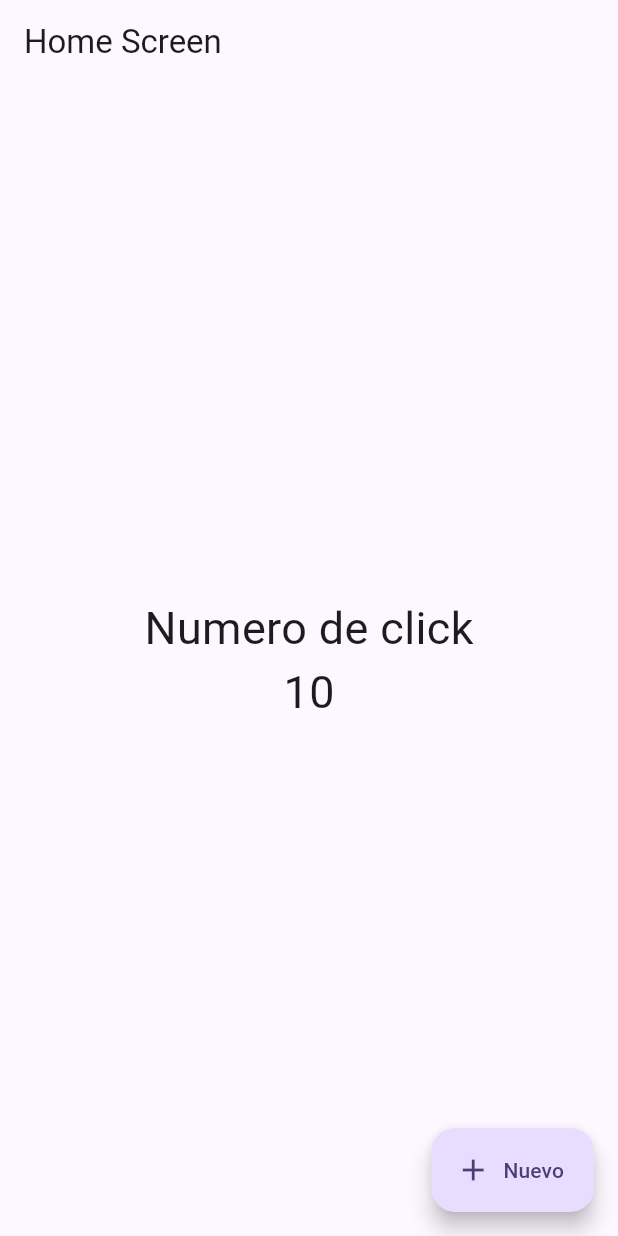
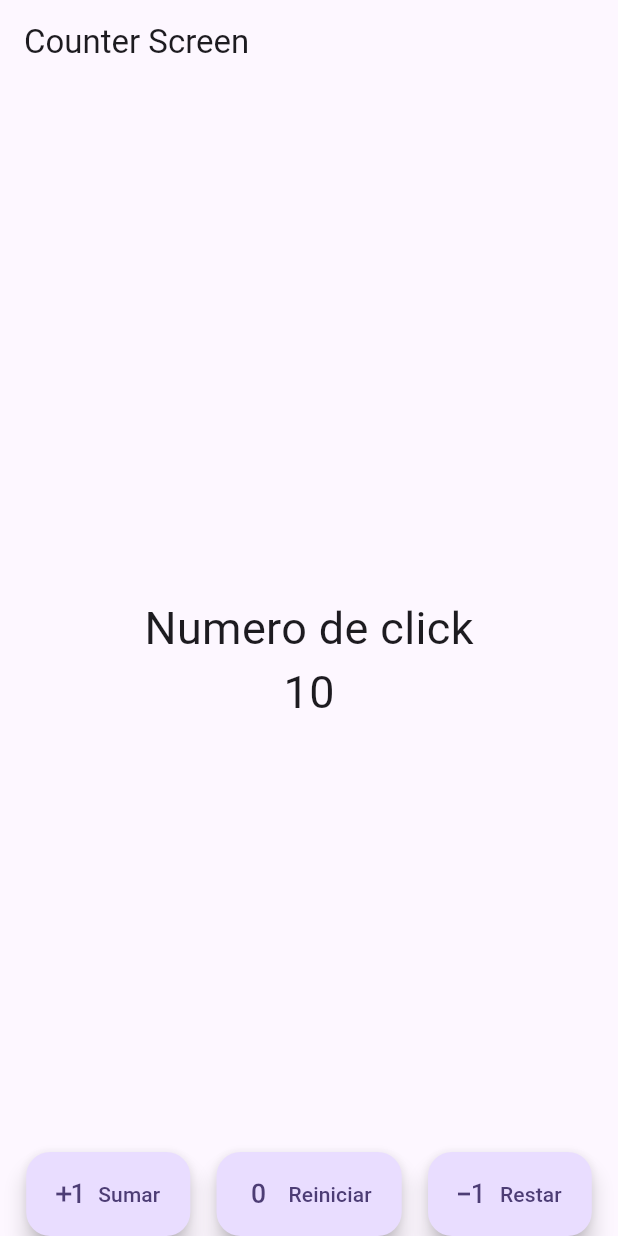
Before and after one commit to fgardila/flutter_counter_app_seccion_5, a Flutter app: the screen it shows after launch, on a phone screen of 412 x 824 dp. Run offline on Flutter 3.47's test engine with Material 2 defaults, Android fonts, the phone set to English and light mode, and no system bars; our stand-ins replace google_fonts.

```diff
--- /dev/null
+++ b/lib/counter_screen.dart
@@ -0,0 +1,93 @@
+import 'package:flutter/material.dart';
+
+class CounterScreen extends StatefulWidget {
+  const CounterScreen({Key? key}) : super(key: key);
+
+  @override
+  State<CounterScreen> createState() => _CounterScreenState();
+}
+
+class _CounterScreenState extends State<CounterScreen> {
+  int counter = 10;
+
+  void increase() {
+    counter++;
+    setState(() {});
+  }
+
+  void decrease() {
+    counter--;
+    setState(() {});
+  }
+
+  void reset() {
+    counter = 0;
+    setState(() {});
+  }
+
+  @override
+  Widget build(BuildContext context) {
+    const fontSize30 = TextStyle(fontSize: 30);
+
+    return Scaffold(
+      appBar: AppBar(
+        title: const Text("Counter Screen"),
+        elevation: 0,
+      ),
+      body: Center(
+        child: Column(
+          mainAxisAlignment: MainAxisAlignment.center,
+          children: [
+            const Text(
+              "Numero de click",
+              style: fontSize30,
+            ),
+            Text(
+              '$counter',
+              style: fontSize30,
+            ),
+          ],
+        ),
+      ),
+      floatingActionButtonLocation: FloatingActionButtonLocation.centerDocked,
+      floatingActionButton: CustomFloatingActions(
+        increaseFn: increase, decreaseFn: decrease, resetFn: reset,
+      ),
+    );
+  }
+}
+
+class CustomFloatingActions extends StatelessWidget {
+  final Function increaseFn;
+  final Function decreaseFn;
+  final Function resetFn;
+
+  const CustomFloatingActions({
+    Key? key,
+    required this.increaseFn, required this.decreaseFn, required this.resetFn,
+  }) : super(key: key);
+
+  @override
+  Widget build(BuildContext context) {
+    return Row(
+      mainAxisAlignment: MainAxisAlignment.spaceEvenly,
+      children: [
+        FloatingActionButton.extended(
+          icon: const Icon(Icons.exposure_plus_1_outlined),
+          onPressed: () => increaseFn(),
+          label: const Text("Sumar"),
+        ),
+        FloatingActionButton.extended(
+          icon: const Icon(Icons.exposure_zero_outlined),
+          onPressed: () => resetFn(),
+          label: const Text("Reiniciar"),
+        ),
+        FloatingActionButton.extended(
+          icon: const Icon(Icons.exposure_minus_1_outlined),
+          onPressed: () => decreaseFn(),
+          label: const Text("Restar"),
+        )
+      ],
+    );
+  }
+}
--- a/lib/main.dart
+++ b/lib/main.dart
@@ -1,4 +1,4 @@
-import 'package:counter_app/home_screen.dart';
+import 'package:counter_app/counter_screen.dart';
 import 'package:flutter/material.dart';
 
 void main() {
@@ -12,7 +12,7 @@ class MyApp extends StatelessWidget {
   Widget build(BuildContext context) {
     return MaterialApp(
       theme: ThemeData(colorSchemeSeed: const Color(0xff6750a4), useMaterial3: true),
-      home: const HomeScreen(),
+      home: const CounterScreen(),
     );
   }
 }
```
